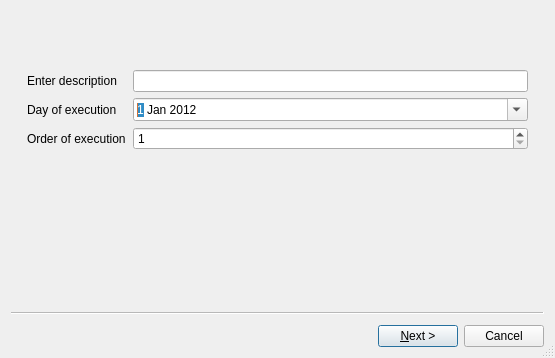
Qt form caretoyadmin/Scenario_Designer/ct_wizard.ui (luizamici/caretoy) before a commit.
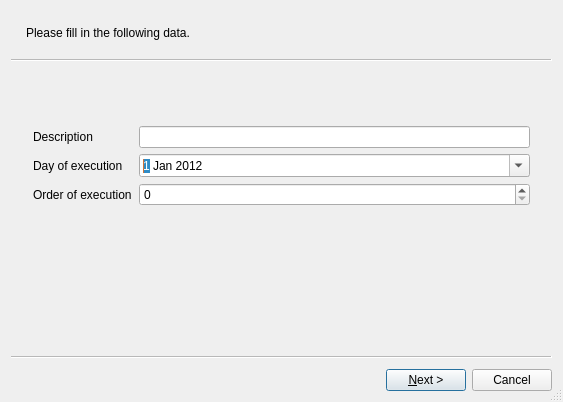
The same form after that commit. Custom widgets are drawn as their Qt base class.

What changed in the file:
```diff
--- a/caretoyadmin/Scenario_Designer/ct_wizard.ui
+++ b/caretoyadmin/Scenario_Designer/ct_wizard.ui
@@ -6,8 +6,8 @@
    <rect>
     <x>0</x>
     <y>0</y>
-    <width>555</width>
-    <height>358</height>
+    <width>563</width>
+    <height>402</height>
    </rect>
   </property>
   <property name="windowTitle">
@@ -23,6 +23,9 @@
    <property name="title">
     <string/>
    </property>
+   <property name="subTitle">
+    <string>Please fill in the following data.</string>
+   </property>
    <attribute name="pageId">
     <string notr="true">0</string>
    </attribute>
@@ -68,7 +71,7 @@
       <item row="0" column="0">
        <widget class="QLabel" name="label">
         <property name="text">
-         <string>Enter description</string>
+         <string>Description</string>
         </property>
        </widget>
       </item>
@@ -92,10 +95,10 @@
       <item row="2" column="1">
        <widget class="QSpinBox" name="qsb_execution">
         <property name="minimum">
-         <number>1</number>
+         <number>0</number>
         </property>
         <property name="value">
-         <number>1</number>
+         <number>0</number>
         </property>
        </widget>
       </item>
@@ -192,6 +195,14 @@
    </layout>
   </widget>
  </widget>
+ <customwidgets>
+  <customwidget>
+   <class>CTWizardPage</class>
+   <extends>QWizardPage</extends>
+   <header>Scenario_Designer/ct_wizardpage.h</header>
+   <container>1</container>
+  </customwidget>
+ </customwidgets>
  <resources/>
  <connections/>
 </ui>
```
Left out of the diff: 7 changed lines with no effect on the pictures.
